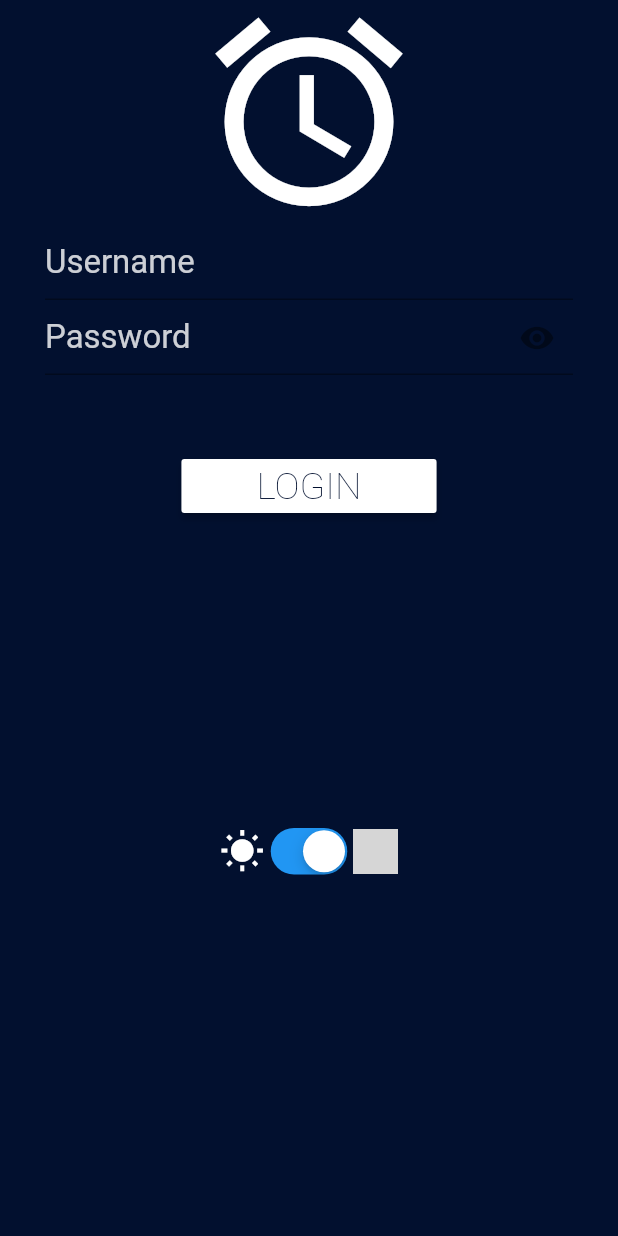
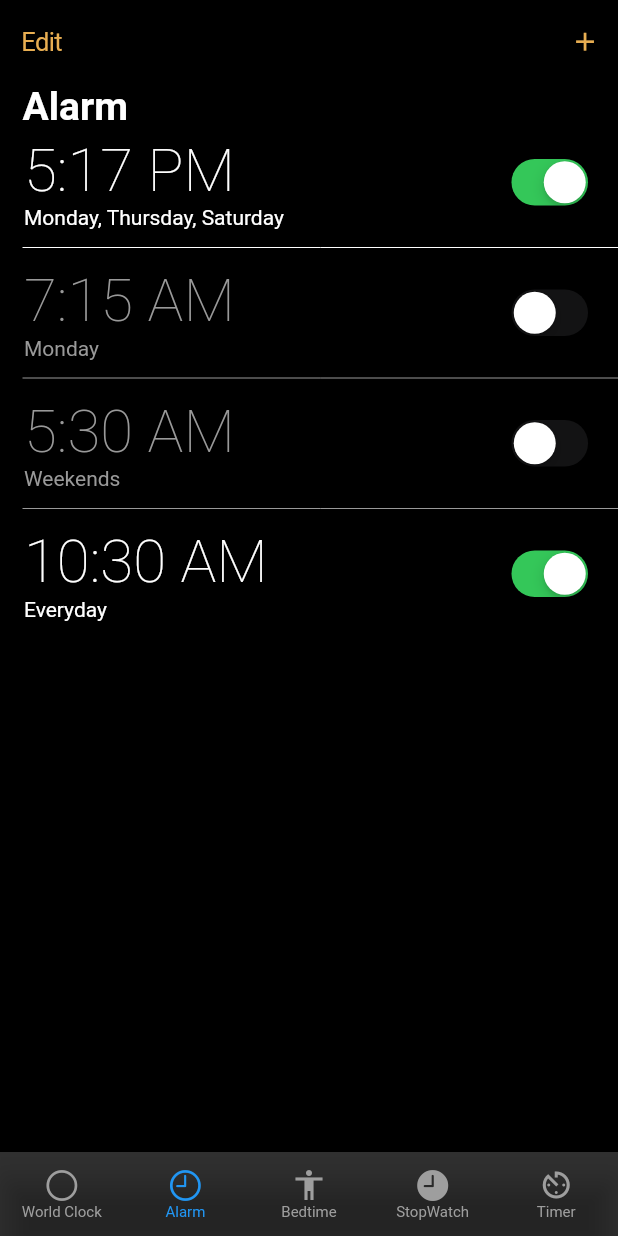
Before and after one commit to GurgenHOVH/Flutter_adobe, a Flutter app: the screen it shows after launch, after a tap on "LOGIN", on a phone screen of 412 x 824 dp. Run offline on Flutter 3.47's test engine with Material 2 defaults, Android fonts, the phone set to English and light mode, and no system bars; network calls fail; grey boxes are pictures that could not be loaded.

Commit message:
Added home page

```diff
--- /dev/null
+++ b/lib/alarm.dart
@@ -0,0 +1,109 @@
+import 'package:flutter/cupertino.dart';
+import 'package:flutter/material.dart';
+import 'package:test_proj/model/alarm.dart';
+
+class AlarmTab extends StatefulWidget {
+  @override
+  State<StatefulWidget> createState() {
+    return _AlarmTabState();
+  }
+}
+
+class _AlarmTabState extends State<AlarmTab> {
+  List<Alarm> alarms = [
+    Alarm(TimeOfDay(hour: 17, minute: 17), true,
+        saturday: true, monday: true, thursday: true),
+    Alarm(TimeOfDay(hour: 7, minute: 15), false, monday: true),
+    Alarm(TimeOfDay(hour: 5, minute: 30), false, saturday: true, sunday: true),
+    Alarm.everyday(
+      TimeOfDay(hour: 10, minute: 30),
+      true,
+    ),
+  ];
+
+  @override
+  Widget build(BuildContext context) {
+    return Scaffold(
+      backgroundColor: Colors.black,
+      appBar: AppBar(
+        backgroundColor: Colors.black,
+        leading: CupertinoButton(
+          padding: EdgeInsets.zero,
+          child: Text(
+            'Edit',
+            style: TextStyle(color: Color(0xffE8AE52)),
+          ),
+          onPressed: () {},
+        ),
+        actions: <Widget>[
+          CupertinoButton(
+            padding: EdgeInsets.zero,
+            child: Icon(Icons.add, color: Color(0xffE8AE52)),
+            onPressed: () {},
+          ),
+        ],
+        bottom: PreferredSize(
+            preferredSize: Size(MediaQuery.of(context).size.width, 30),
+            child: Container(
+              padding: EdgeInsets.symmetric(horizontal: 15),
+              width: MediaQuery.of(context).size.width,
+              child: Text(
+                'Alarm',
+                textAlign: TextAlign.start,
+                style: TextStyle(
+                  color: Colors.white,
+                  fontSize: 26,
+                  fontWeight: FontWeight.bold,
+                ),
+              ),
+            )),
+      ),
+      body: body(),
+    );
+  }
+
+  Widget body() {
+    Color disabledTextColor = CupertinoColors.inactiveGray;
+    Color enabledTextColor = CupertinoColors.white;
+
+    return ListView.separated(
+        itemCount: alarms.length,
+        itemBuilder: (context, index) {
+          return ListTile(
+              title: Text(
+                alarms[index].time.format(context),
+                style: TextStyle(
+                    color: alarms[index].status
+                        ? enabledTextColor
+                        : disabledTextColor,
+                    fontSize: 40,
+                    fontWeight: FontWeight.w200),
+              ),
+              subtitle: Text(
+                alarms[index].getSelectedDays(),
+                style: TextStyle(
+                    color: alarms[index].status
+                        ? enabledTextColor
+                        : disabledTextColor),
+              ),
+              trailing: Theme(
+                data: Theme.of(context)
+                    .copyWith(unselectedWidgetColor: Colors.red),
+                child: CupertinoSwitch(
+                  value: alarms[index].status,
+                  onChanged: (val) {
+                    setState(() {
+                      alarms[index].status = val;
+                    });
+                  },
+                ),
+              ));
+        },
+        separatorBuilder: (context, index) {
+          return Divider(
+            color: alarms[index].status ? enabledTextColor : disabledTextColor,
+            indent: 15,
+          );
+        });
+  }
+}
--- /dev/null
+++ b/lib/bedtime.dart
@@ -0,0 +1,15 @@
+import 'package:flutter/material.dart';
+
+class BedtimeTab extends StatefulWidget {
+  @override
+  State<StatefulWidget> createState() {
+    return _BedtimeTabState();
+  }
+}
+
+class _BedtimeTabState extends State<BedtimeTab> {
+  @override
+  Widget build(BuildContext context) {
+    return Center(child: Text('BedtimeTab'),);
+  }
+}
--- /dev/null
+++ b/lib/home.dart
@@ -0,0 +1,83 @@
+import 'package:flutter/cupertino.dart';
+import 'package:flutter/material.dart';
+import 'package:test_proj/alarm.dart';
+import 'package:test_proj/bedtime.dart';
+import 'package:test_proj/stopwatch.dart';
+import 'package:test_proj/timer.dart';
+import 'package:test_proj/world_clock.dart';
+
+class HomePage extends StatefulWidget {
+  @override
+  State<StatefulWidget> createState() {
+    return _HomePageState();
+  }
+}
+
+class _HomePageState extends State<HomePage> {
+  int selectedTabIndex = 1;
+
+  @override
+  Widget build(BuildContext context) {
+    return Scaffold(
+      bottomNavigationBar: Theme(
+        data: Theme.of(context).copyWith(
+            // sets the background color of the `BottomNavigationBar`
+            canvasColor: Colors.black.withOpacity(0.8),
+            // sets the active color of the `BottomNavigationBar` if `Brightness` is light
+            primaryColor: Color(0xffE8AE52),
+            textTheme: Theme.of(context).textTheme.copyWith(
+                caption: new TextStyle(
+                    color: Color(
+                        0xffE8AE52)))), // sets the inactive color of the `BottomNavigationBar`
+        child: BottomNavigationBar(
+          currentIndex: selectedTabIndex,
+          onTap: (int selectedTab) {
+            setState(() {
+              selectedTabIndex = selectedTab;
+            });
+          },
+          unselectedItemColor: Colors.grey,
+          type: BottomNavigationBarType.fixed,
+          selectedLabelStyle: TextStyle(fontSize: 10),
+          unselectedLabelStyle: TextStyle(fontSize: 10),
+          items: [
+            BottomNavigationBarItem(
+              icon: Icon(CupertinoIcons.circle),
+              title: Text('World Clock', overflow: TextOverflow.visible),
+            ),
+            BottomNavigationBarItem(
+                icon: Icon(CupertinoIcons.clock), title: Text('Alarm')),
+            BottomNavigationBarItem(
+                icon: Icon(Icons.accessibility), title: Text('Bedtime')),
+            BottomNavigationBarItem(
+                icon: Icon(CupertinoIcons.clock_solid),
+                title: Text('StopWatch')),
+            BottomNavigationBarItem(
+                icon: Icon(Icons.av_timer), title: Text('Timer')),
+          ],
+        ),
+      ),
+      body: tabContent(),
+    );
+  }
+
+  Widget tabContent() {
+    switch (selectedTabIndex) {
+      case 0:
+        return WorldClock();
+        break;
+      case 1:
+        return AlarmTab();
+        break;
+      case 2:
+        return BedtimeTab();
+        break;
+      case 3:
+        return StopWatchTab();
+        break;
+      case 4:
+        return TimerTab();
+        break;
+    }
+  }
+}
--- a/lib/login_page.dart
+++ b/lib/login_page.dart
@@ -90,7 +90,9 @@ class _LoginPageState extends State<LoginPage> {
             color: nightMode ? Color(0xff02102F) : Colors.white,
             fontWeight: FontWeight.w200),
       ),
-      onPressed: () {},
+      onPressed: () {
+        Navigator.pushNamed(context, 'home');
+      },
     );
   }
 
--- a/lib/main.dart
+++ b/lib/main.dart
@@ -1,6 +1,6 @@
 import 'package:flutter/material.dart';
+import 'package:test_proj/home.dart';
 import 'package:test_proj/login_page.dart';
-
 
 main(List<String> args) {
   runApp(CoolApp());
@@ -11,6 +11,13 @@ class CoolApp extends StatelessWidget {
   Widget build(BuildContext context) {
     return MaterialApp(
       home: LoginPage(),
+      routes: {
+        'login': (context) => LoginPage(),
+        'home': (context) => HomePage()
+      },
+      theme: Theme.of(context).copyWith(
+        primaryColor: Color(0xffE8AE52),
+      ),
     );
   }
 }
--- /dev/null
+++ b/lib/model/alarm.dart
@@ -0,0 +1,102 @@
+import 'package:flutter/material.dart';
+
+const List<String> weekdays = [
+  'Monday',
+  'Tuesday',
+  'Wednesday',
+  'Thursday',
+  'Friday',
+  'Saturday',
+  'Sunday'
+];
+
+class Alarm {
+  final TimeOfDay time;
+  bool status;
+  final bool everyDay;
+
+  // Weekdats
+  final bool monday;
+  final bool tuesday;
+  final bool wednesday;
+  final bool thursday;
+  final bool friday;
+  final bool saturday;
+  final bool sunday;
+
+  final List<bool> selectedWeekdays;
+
+  Alarm(
+    this.time,
+    this.status, {
+    this.monday = false,
+    this.tuesday = false,
+    this.wednesday = false,
+    this.thursday = false,
+    this.friday = false,
+    this.saturday = false,
+    this.sunday = false,
+  })  : selectedWeekdays = [
+          monday,
+          tuesday,
+          wednesday,
+          thursday,
+          friday,
+          saturday,
+          sunday,
+        ],
+        everyDay = false;
+
+  Alarm.everyday(this.time, this.status)
+      : everyDay = true,
+        monday = false,
+        tuesday = false,
+        wednesday = false,
+        thursday = false,
+        friday = false,
+        saturday = false,
+        sunday = false,
+        selectedWeekdays = [true, true, true, true, true, true, true];
+
+  String getSelectedDays() {
+    if (everyDay) {
+      return "Everyday";
+    }
+
+    if (monday &&
+        tuesday &&
+        wednesday &&
+        thursday &&
+        friday &&
+        saturday &&
+        sunday) {
+      return "Everyday";
+    }
+
+    if (saturday && sunday) {
+      return "Weekends";
+    }
+
+    if (!saturday &&
+        !sunday &&
+        monday &&
+        tuesday &&
+        wednesday &&
+        thursday &&
+        friday) {
+      return "Weekdays";
+    }
+
+    String selected = "";
+
+    for (var i = 0; i < selectedWeekdays.length; i++) {
+      if (selectedWeekdays[i]) {
+        selected += weekdays[i] + ", ";
+      }
+    }
+
+    selected = selected.substring(0, selected.length - 2);
+
+    return selected;
+  }
+}
--- /dev/null
+++ b/lib/stopwatch.dart
@@ -0,0 +1,15 @@
+import 'package:flutter/material.dart';
+
+class StopWatchTab extends StatefulWidget {
+  @override
+  State<StatefulWidget> createState() {
+    return _StopWatchTabState();
+  }
+}
+
+class _StopWatchTabState extends State<StopWatchTab> {
+  @override
+  Widget build(BuildContext context) {
+    return Center(child: Text('StopWatchTab'),);
+  }
+}
--- /dev/null
+++ b/lib/timer.dart
@@ -0,0 +1,15 @@
+import 'package:flutter/material.dart';
+
+class TimerTab extends StatefulWidget {
+  @override
+  State<StatefulWidget> createState() {
+    return _TimerTabState();
+  }
+}
+
+class _TimerTabState extends State<TimerTab> {
+  @override
+  Widget build(BuildContext context) {
+    return Center(child: Text('TimerTab'),);
+  }
+}
--- /dev/null
+++ b/lib/world_clock.dart
@@ -0,0 +1,15 @@
+import 'package:flutter/material.dart';
+
+class WorldClock extends StatefulWidget {
+  @override
+  State<StatefulWidget> createState() {
+    return _WorldClockState();
+  }
+}
+
+class _WorldClockState extends State<WorldClock> {
+  @override
+  Widget build(BuildContext context) {
+    return Center(child: Text('WorldClock'),);
+  }
+}
```
